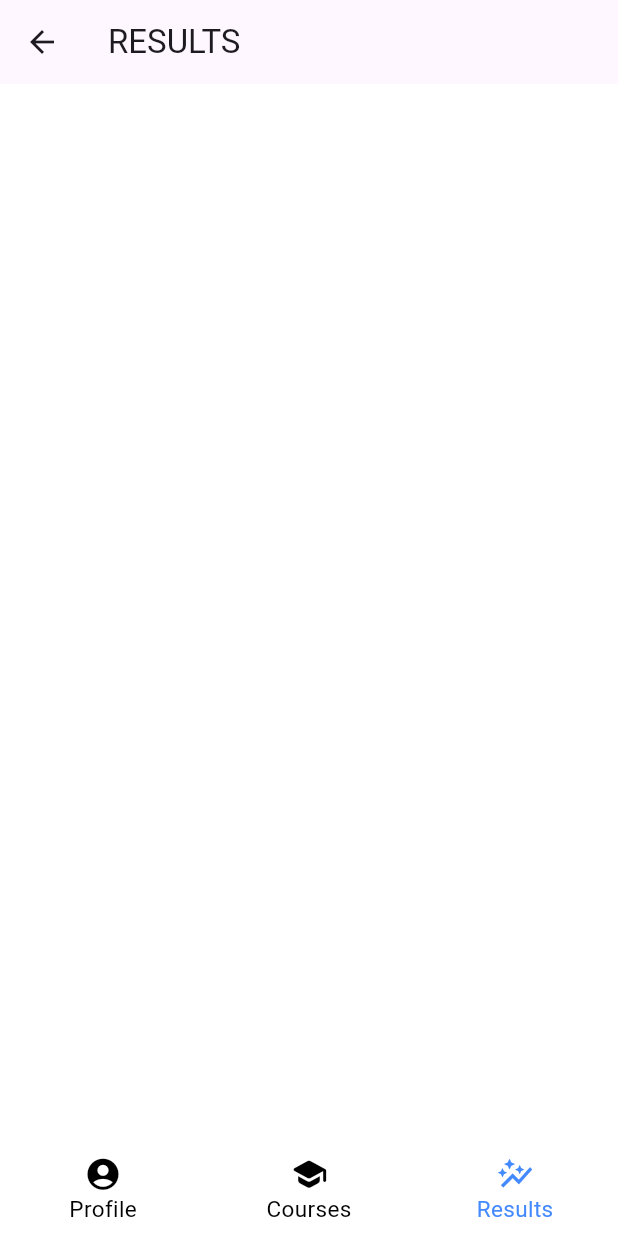
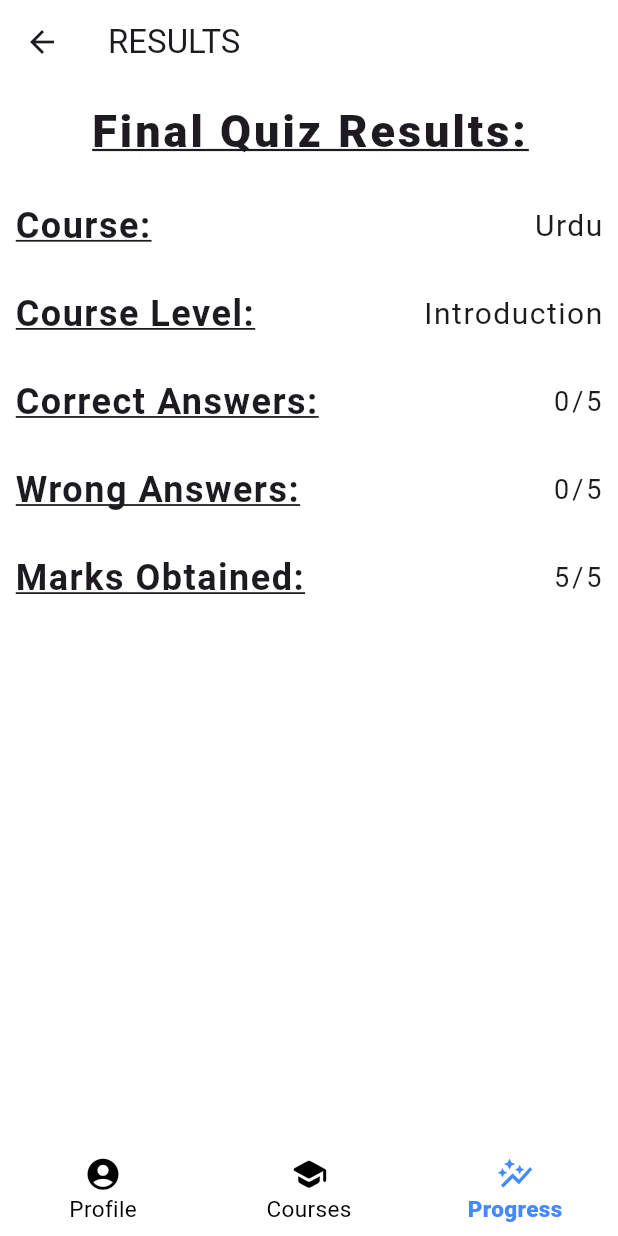
Before and after one commit to ZainR10/language_learning_app_flutter, a Flutter app: the ResultsView screen opened by its route, on a phone screen of 412 x 824 dp. Run offline on Flutter 3.47's test engine with Material 3 defaults, Android fonts, the phone set to English and light mode, and no system bars; our stand-ins replace flutter_svg, step_progress_indicator.

Commit message:
created course details screen. created course details screen component. created routes for course details. created results screen.

```diff
--- a/lib/res/components/bottom_nav_bar.dart
+++ b/lib/res/components/bottom_nav_bar.dart
@@ -14,7 +14,8 @@ class CustomBottomNavBar extends StatelessWidget {
   Widget build(BuildContext context) {
     return BottomNavigationBar(
       currentIndex: selectedIndex,
-      selectedFontSize: 15,
+      selectedLabelStyle:
+          const TextStyle(fontSize: 15, fontWeight: FontWeight.w900),
       iconSize: 25,
       unselectedFontSize: 15,
       selectedItemColor: Colors.blueAccent,
@@ -33,7 +34,7 @@ class CustomBottomNavBar extends StatelessWidget {
         ),
         BottomNavigationBarItem(
           icon: Icon(Icons.auto_graph_sharp),
-          label: "Results",
+          label: "Progress",
         ),
       ],
     );
--- a/lib/utils/routes/routes.dart
+++ b/lib/utils/routes/routes.dart
@@ -1,6 +1,7 @@
 import 'package:flutter/material.dart';
 import 'package:language_learning_app_flutter/utils/routes/routes_name.dart';
 import 'package:language_learning_app_flutter/view/courses_view.dart';
+import 'package:language_learning_app_flutter/view/lesson_details_view.dart.dart';
 import 'package:language_learning_app_flutter/view/profile_view.dart';
 import 'package:language_learning_app_flutter/view/results_view.dart';
 
@@ -25,6 +26,12 @@ class Routes {
             builder: (BuildContext context) => const ResultsView(),
           );
         }
+      case RoutesName.lessonDetailsView:
+        {
+          return MaterialPageRoute(
+            builder: (BuildContext context) => const LessonDetailsView(),
+          );
+        }
       default:
         return _errorRoute();
     }
--- a/lib/utils/routes/routes_name.dart
+++ b/lib/utils/routes/routes_name.dart
@@ -2,4 +2,5 @@ class RoutesName {
   static const String profileView = 'profile_view';
   static const String coursesView = 'courses_view';
   static const String resultView = 'result_view';
+  static const String lessonDetailsView = 'lesson_details_view';
 }
--- a/lib/view/results_view.dart
+++ b/lib/view/results_view.dart
@@ -32,12 +32,159 @@ class _ResultsViewState extends State<ResultsView> {
 
   @override
   Widget build(BuildContext context) {
+    final height = MediaQuery.of(context).size.height * 1;
+    final width = MediaQuery.of(context).size.width * 1;
     return Scaffold(
       appBar: AppBar(
-        title: Text('RESULTS'),
+        backgroundColor: Colors.transparent,
+        title: const Text('RESULTS'),
       ),
       bottomNavigationBar: CustomBottomNavBar(
           selectedIndex: _selectedIndex, onItemTapped: _onItemTapped),
+      body: Padding(
+        padding: EdgeInsets.all(10),
+        child: Column(
+          children: [
+            const Text(
+              'Final Quiz Results:',
+              style: TextStyle(
+                  fontSize: 30,
+                  letterSpacing: 2,
+                  fontWeight: FontWeight.w900,
+                  decoration: TextDecoration.underline),
+            ),
+            //course
+            SizedBox(
+              height: height * .03,
+            ),
+            const Row(
+              children: [
+                Text(
+                  'Course:',
+                  style: TextStyle(
+                      fontSize: 24,
+                      fontWeight: FontWeight.w700,
+                      letterSpacing: 1,
+                      decoration: TextDecoration.underline),
+                ),
+                Spacer(),
+                Text(
+                  'Urdu',
+                  style: TextStyle(
+                    fontSize: 20,
+                    letterSpacing: 1,
+                    fontWeight: FontWeight.w400,
+                  ),
+                ),
+              ],
+            ),
+            SizedBox(
+              height: height * .03,
+            ),
+//course level
+            const Row(
+              children: [
+                Text(
+                  'Course Level:',
+                  style: TextStyle(
+                      fontSize: 24,
+                      fontWeight: FontWeight.w700,
+                      letterSpacing: 1,
+                      decoration: TextDecoration.underline),
+                ),
+                Spacer(),
+                Text(
+                  'Introduction',
+                  style: TextStyle(
+                    fontSize: 20,
+                    letterSpacing: 1,
+                    fontWeight: FontWeight.w400,
+                  ),
+                ),
+              ],
+            ),
+
+            SizedBox(
+              height: height * .03,
+            ),
+            //correct answers
+            const Row(
+              children: [
+                Text(
+                  'Correct Answers:',
+                  style: TextStyle(
+                      fontSize: 24,
+                      letterSpacing: 1,
+                      fontWeight: FontWeight.w700,
+                      decoration: TextDecoration.underline),
+                ),
+                Spacer(),
+                Text(
+                  '0/5',
+                  style: TextStyle(
+                    fontSize: 18,
+                    letterSpacing: 2,
+                    fontWeight: FontWeight.w400,
+                  ),
+                ),
+              ],
+            ),
+            SizedBox(
+              height: height * .03,
+            ),
+            //wrong answers
+
+            const Row(
+              children: [
+                Text(
+                  'Wrong Answers:',
+                  style: TextStyle(
+                      fontSize: 24,
+                      letterSpacing: 1,
+                      fontWeight: FontWeight.w700,
+                      decoration: TextDecoration.underline),
+                ),
+                Spacer(),
+                Text(
+                  '0/5',
+                  style: TextStyle(
+                    fontSize: 18,
+                    letterSpacing: 2,
+                    fontWeight: FontWeight.w400,
+                  ),
+                ),
+              ],
+            ),
+            SizedBox(
+              height: height * .03,
+            ),
+            //marks obtained
+            const Row(
+              children: [
+                Text(
+                  'Marks Obtained:',
+                  style: TextStyle(
+                      fontSize: 24,
+                      letterSpacing: 1,
+                      fontWeight: FontWeight.w700,
+                      decoration: TextDecoration.underline),
+                ),
+                Spacer(),
+                //correct answers
+
+                Text(
+                  '5/5',
+                  style: TextStyle(
+                    letterSpacing: 2,
+                    fontSize: 18,
+                    fontWeight: FontWeight.w400,
+                  ),
+                ),
+              ],
+            ),
+          ],
+        ),
+      ),
     );
   }
 }
```
Also changed, not shown: lib/res/components/lesson_details_component.dart (added, +77 -0 lines), lib/view/courses_view.dart (+14 -4 lines), lib/view/lesson_details_view.dart.dart (added, +86 -0 lines).
